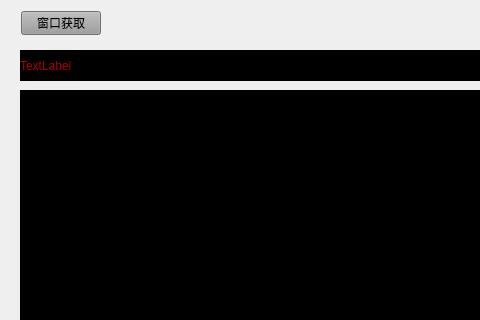
The window that mainwindow.ui (droplazy/HOOK) describes before a commit, drawn with Qt 5; both pictures show x 0 to 480 and y 0 to 320 of the 800 by 600 pixel window.
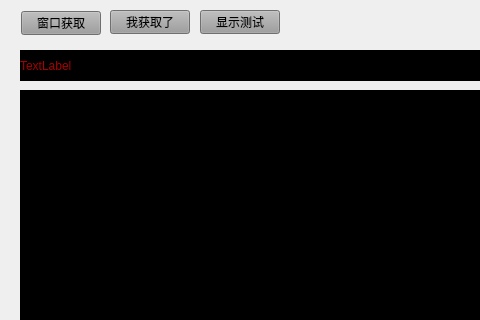
The same window after the commit.

```diff
--- a/mainwindow.ui
+++ b/mainwindow.ui
@@ -70,6 +70,40 @@
      <string>TextLabel</string>
     </property>
    </widget>
+   <widget class="QPushButton" name="pushButton_imgtest">
+    <property name="geometry">
+     <rect>
+      <x>200</x>
+      <y>10</y>
+      <width>80</width>
+      <height>24</height>
+     </rect>
+    </property>
+    <property name="styleSheet">
+     <string notr="true">
+background-color: rgb(156, 156, 156);</string>
+    </property>
+    <property name="text">
+     <string>显示测试</string>
+    </property>
+   </widget>
+   <widget class="QPushButton" name="pushButton_capture_2">
+    <property name="geometry">
+     <rect>
+      <x>110</x>
+      <y>10</y>
+      <width>80</width>
+      <height>24</height>
+     </rect>
+    </property>
+    <property name="styleSheet">
+     <string notr="true">
+background-color: rgb(156, 156, 156);</string>
+    </property>
+    <property name="text">
+     <string>我获取了</string>
+    </property>
+   </widget>
   </widget>
   <widget class="QMenuBar" name="menubar">
    <property name="geometry">
```
